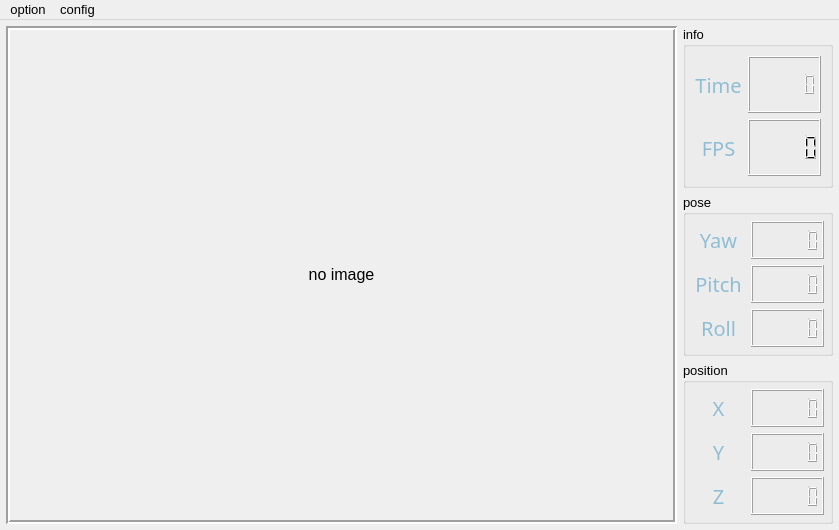
First picture: the form in assets/ui/mainwindow.ui, repository jyfzh/FOXTracker, before the edit.
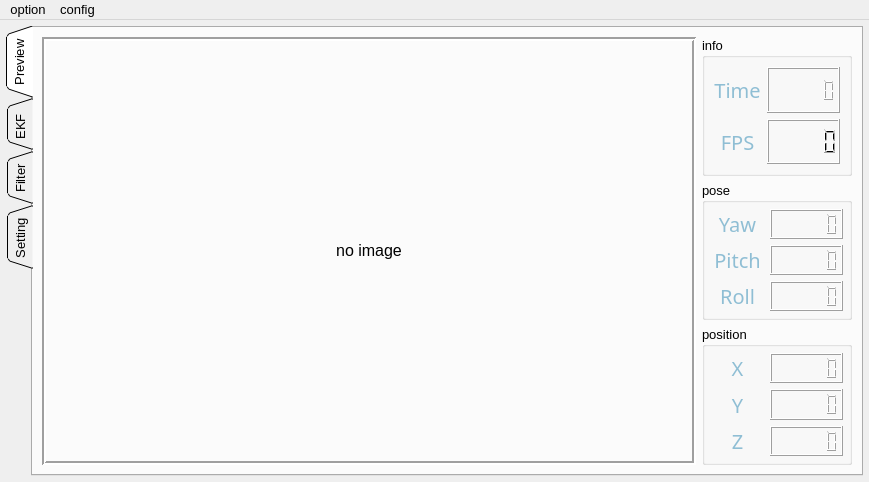
Second picture: the form after the edit. Custom widgets are drawn as their Qt base class.

Commit message:
Embed AgentX config as in-window tab; drop standalone dialog
Convert AgentXConfig from QDialog to QWidget and host it as a Setting tab in the main window tab widget, removing the separate config menu action and config_menu pointer.

The edit to the form file:
```diff
--- a/assets/ui/mainwindow.ui
+++ b/assets/ui/mainwindow.ui
@@ -9,8 +9,8 @@
    <rect>
     <x>0</x>
     <y>0</y>
-    <width>839</width>
-    <height>530</height>
+    <width>869</width>
+    <height>482</height>
    </rect>
   </property>
   <property name="minimumSize">
@@ -61,6 +61,34 @@
      <number>6</number>
     </property>
     <item>
+     <widget class="QTabWidget" name="tabWidget">
+      <property name="tabPosition">
+       <enum>QTabWidget::TabPosition::West</enum>
+      </property>
+      <property name="tabShape">
+       <enum>QTabWidget::TabShape::Triangular</enum>
+      </property>
+      <property name="currentIndex">
+       <number>0</number>
+      </property>
+      <property name="elideMode">
+       <enum>Qt::TextElideMode::ElideNone</enum>
+      </property>
+      <property name="documentMode">
+       <bool>false</bool>
+      </property>
+      <property name="movable">
+       <bool>true</bool>
+      </property>
+      <property name="tabBarAutoHide">
+       <bool>false</bool>
+      </property>
+      <widget class="QWidget" name="preview">
+       <attribute name="title">
+        <string>Preview</string>
+       </attribute>
+       <layout class="QHBoxLayout" name="horizontalLayout_2">
+        <item>
      <widget class="QLabel" name="preview_camera">
       <property name="sizePolicy">
        <sizepolicy hsizetype="Expanding" vsizetype="Expanding">
@@ -392,12 +420,32 @@
     </item>
    </layout>
   </widget>
+      <widget class="EKFConfig" name="Ekfconfig">
+       <attribute name="title">
+        <string>EKF </string>
+       </attribute>
+      </widget>
+      <widget class="FilterConfig" name="Filterconfig">
+       <attribute name="title">
+        <string>Filter</string>
+       </attribute>
+      </widget>
+      <widget class="AgentXConfig" name="Setting">
+       <attribute name="title">
+        <string>Setting</string>
+       </attribute>
+       <layout class="QGridLayout" name="gridLayout_9"/>
+      </widget>
+     </widget>
+    </item>
+   </layout>
+  </widget>
   <widget class="QMenuBar" name="menuBar">
    <property name="geometry">
     <rect>
      <x>0</x>
      <y>0</y>
-     <width>839</width>
+     <width>869</width>
      <height>22</height>
     </rect>
    </property>
@@ -495,6 +543,24 @@
    </property>
   </action>
  </widget>
+ <customwidgets>
+  <customwidget>
+   <class>EKFConfig</class>
+   <extends>QWidget</extends>
+   <header location="global">ekfconfig.h</header>
+  </customwidget>
+  <customwidget>
+   <class>FilterConfig</class>
+   <extends>QWidget</extends>
+   <header>filterconfig.h</header>
+  </customwidget>
+  <customwidget>
+   <class>AgentXConfig</class>
+   <extends>QWidget</extends>
+   <header>agentxconfig.h</header>
+   <container>1</container>
+  </customwidget>
+ </customwidgets>
  <resources/>
  <connections/>
 </ui>
```
Left out of the diff: 228 changed lines with no effect on the pictures. Lines whose indentation alone changed are shown as unchanged. The commit also changes 5 other files.
